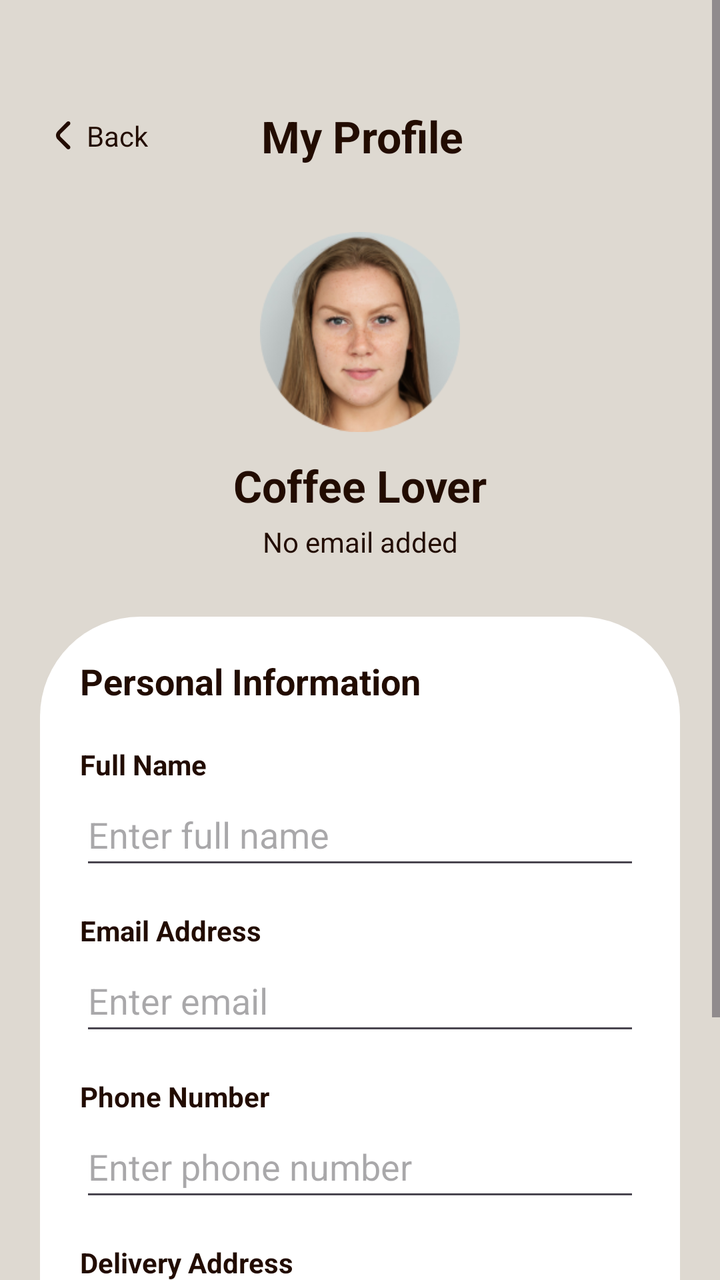
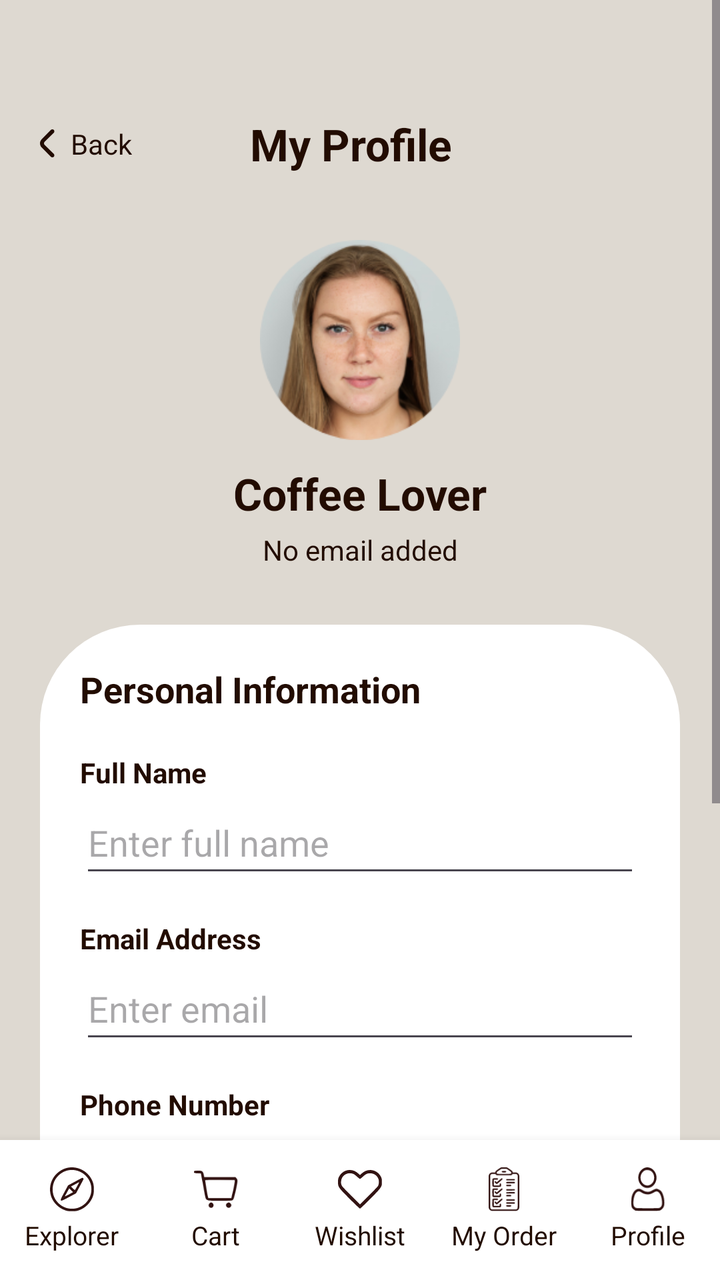

Two renders of the same Android screen: before a commit and after it. Below are the layout's source before the change and the commit's diff.
<!-- AndroidManifest.xml: application theme Theme.Project239 -->
<!-- res/layout/activity_profile.xml -->
<?xml version="1.0" encoding="utf-8"?>
<ScrollView
    xmlns:android="http://schemas.android.com/apk/res/android"
    xmlns:app="http://schemas.android.com/apk/res-auto"
    android:layout_width="match_parent"
    android:layout_height="match_parent"
    android:fillViewport="true"
    android:background="@color/lightCream">

    <LinearLayout
        android:layout_width="match_parent"
        android:layout_height="wrap_content"
        android:orientation="vertical"
        android:padding="20dp">

        
        <LinearLayout
            android:layout_width="match_parent"
            android:layout_height="wrap_content"
            android:gravity="center_vertical"
            android:orientation="horizontal"
            android:layout_marginTop="24dp">

            <LinearLayout
                android:id="@+id/backBtn"
                android:layout_width="wrap_content"
                android:layout_height="wrap_content"
                android:clickable="true"
                android:focusable="true"
                android:padding="8dp"
                android:orientation="horizontal">

                <ImageView
                    android:layout_width="wrap_content"
                    android:layout_height="wrap_content"
                    android:layout_gravity="center"
                    app:srcCompat="@drawable/back" />

                <TextView
                    android:layout_width="wrap_content"
                    android:layout_height="wrap_content"
                    android:layout_marginStart="8dp"
                    android:text="Back"
                    android:textColor="@color/darkBrown" />
            </LinearLayout>

            <TextView
                android:layout_width="0dp"
                android:layout_height="wrap_content"
                android:layout_weight="1"
                android:gravity="center"
                android:text="My Profile"
                android:textSize="22sp"
                android:textStyle="bold"
                android:textColor="@color/darkBrown"/>

            <Space
                android:layout_width="60dp"
                android:layout_height="48dp"/>
        </LinearLayout>

        
        <ImageView
            android:id="@+id/profileImage"
            android:layout_width="100dp"
            android:layout_height="100dp"
            android:layout_gravity="center_horizontal"
            android:layout_marginTop="24dp"
            android:src="@drawable/profile"
            android:scaleType="centerCrop"
            android:clickable="true"
            android:focusable="true"
            android:contentDescription="Profile picture"/>

        <TextView
            android:id="@+id/displayNameTxt"
            android:layout_width="match_parent"
            android:layout_height="wrap_content"
            android:layout_marginTop="12dp"
            android:gravity="center"
            android:text="Coffee Lover"
            android:textColor="@color/darkBrown"
            android:textSize="22sp"
            android:textStyle="bold"/>

        <TextView
            android:id="@+id/displayEmailTxt"
            android:layout_width="match_parent"
            android:layout_height="wrap_content"
            android:layout_marginTop="4dp"
            android:gravity="center"
            android:text="No email added"
            android:textColor="@color/darkBrown"
            android:textSize="14sp"/>

        
        <LinearLayout
            android:layout_width="match_parent"
            android:layout_height="wrap_content"
            android:layout_marginTop="28dp"
            android:background="@drawable/white_full_corner_bg"
            android:orientation="vertical"
            android:padding="20dp">

            <TextView
                android:layout_width="match_parent"
                android:layout_height="wrap_content"
                android:text="Personal Information"
                android:textSize="18sp"
                android:textStyle="bold"
                android:textColor="@color/darkBrown"/>

            <TextView
                android:layout_width="match_parent"
                android:layout_height="wrap_content"
                android:layout_marginTop="20dp"
                android:text="Full Name"
                android:textColor="@color/darkBrown"
                android:textStyle="bold"/>

            <EditText
                android:id="@+id/nameInput"
                android:layout_width="match_parent"
                android:layout_height="48dp"
                android:hint="Enter full name"
                android:inputType="textPersonName"
                android:singleLine="true"
                android:textColor="@color/darkBrown"/>

            <TextView
                android:layout_width="match_parent"
                android:layout_height="wrap_content"
                android:layout_marginTop="16dp"
                android:text="Email Address"
                android:textColor="@color/darkBrown"
                android:textStyle="bold"/>

            <EditText
                android:id="@+id/emailInput"
                android:layout_width="match_parent"
                android:layout_height="48dp"
                android:hint="Enter email"
                android:inputType="textEmailAddress"
                android:singleLine="true"
                android:textColor="@color/darkBrown"/>

            <TextView
                android:layout_width="match_parent"
                android:layout_height="wrap_content"
                android:layout_marginTop="16dp"
                android:text="Phone Number"
                android:textColor="@color/darkBrown"
                android:textStyle="bold"/>

            <EditText
                android:id="@+id/phoneInput"
                android:layout_width="match_parent"
                android:layout_height="48dp"
                android:hint="Enter phone number"
                android:inputType="phone"
                android:singleLine="true"
                android:textColor="@color/darkBrown"/>

            <TextView
                android:layout_width="match_parent"
                android:layout_height="wrap_content"
                android:layout_marginTop="16dp"
                android:text="Delivery Address"
                android:textColor="@color/darkBrown"
                android:textStyle="bold"/>

            <EditText
                android:id="@+id/addressInput"
                android:layout_width="match_parent"
                android:layout_height="wrap_content"
                android:minHeight="48dp"
                android:hint="Enter delivery address"
                android:inputType="textPostalAddress|textMultiLine"
                android:gravity="top|start"
                android:paddingVertical="12dp"
                android:textColor="@color/darkBrown"/>

            <Button
                android:id="@+id/saveBtn"
                android:layout_width="match_parent"
                android:layout_height="52dp"
                android:layout_marginTop="24dp"
                android:text="Save Profile"
                android:textAllCaps="false"
                android:textColor="@color/white"
                android:backgroundTint="@color/darkBrown"/>

        </LinearLayout>

    </LinearLayout>
</ScrollView>
<!-- resources referenced by this layout -->
<resources>
  <color name="darkBrown">#220c01</color>
  <color name="lightCream">#ded9d1</color>
  <color name="white">#FFFFFFFF</color>
  <!-- drawable back: png bitmap (drawable-hdpi, 279 bytes) -->
  <!-- drawable profile: png bitmap (drawable-hdpi, 14617 bytes) -->
  <!-- drawable white_full_corner_bg (drawable) -->
  <?xml version="1.0" encoding="utf-8"?>
  <shape xmlns:android="http://schemas.android.com/apk/res/android"
      android:shape="rectangle">
      <solid android:color="@color/white" />
      <corners android:radius="50dp" />
  </shape>
  <style name="Theme.Project239" parent="Base.Theme.Project239" />
  <style name="Base.Theme.Project239" parent="Theme.Material3.DayNight.NoActionBar">
          
          
      </style>
</resources>

<!-- the commit's change to res/layout/activity_profile.xml (unified diff, before → after) -->
@@ -1,11 +1,19 @@
 <?xml version="1.0" encoding="utf-8"?>
-<ScrollView
+<androidx.constraintlayout.widget.ConstraintLayout
     xmlns:android="http://schemas.android.com/apk/res/android"
     xmlns:app="http://schemas.android.com/apk/res-auto"
     android:layout_width="match_parent"
     android:layout_height="match_parent"
-    android:fillViewport="true"
     android:background="@color/lightCream">
+
+    <ScrollView
+        android:layout_width="match_parent"
+        android:layout_height="0dp"
+        android:fillViewport="true"
+        app:layout_constraintTop_toTopOf="parent"
+        app:layout_constraintBottom_toTopOf="@id/bottomMenu"
+        app:layout_constraintStart_toStartOf="parent"
+        app:layout_constraintEnd_toEndOf="parent">
 
     <LinearLayout
         android:layout_width="match_parent"
@@ -19,15 +27,12 @@
             android:layout_height="wrap_content"
             android:gravity="center_vertical"
             android:orientation="horizontal"
-            android:layout_marginTop="24dp">
+            android:layout_marginTop="28dp">
 
             <LinearLayout
                 android:id="@+id/backBtn"
                 android:layout_width="wrap_content"
                 android:layout_height="wrap_content"
-                android:clickable="true"
-                android:focusable="true"
-                android:padding="8dp"
                 android:orientation="horizontal">
 
                 <ImageView
@@ -55,7 +60,7 @@
                 android:textColor="@color/darkBrown"/>
 
             <Space
-                android:layout_width="60dp"
+                android:layout_width="55dp"
                 android:layout_height="48dp"/>
         </LinearLayout>
 
@@ -193,4 +198,160 @@
         </LinearLayout>
 
     </LinearLayout>
-</ScrollView>
+    </ScrollView>
+
+    <include
+        android:id="@+id/bottomMenu"
+        layout="@layout/layout_bottom_menu"
+        android:layout_width="match_parent"
+        android:layout_height="70dp"
+        app:layout_constraintBottom_toBottomOf="parent"
+        app:layout_constraintEnd_toEndOf="parent"
+        app:layout_constraintStart_toStartOf="parent" />
+
+</androidx.constraintlayout.widget.ConstraintLayout>
+<!-- res/layout/layout_bottom_menu.xml (included above) -->
+<?xml version="1.0" encoding="utf-8"?>
+<LinearLayout xmlns:android="http://schemas.android.com/apk/res/android"
+    xmlns:app="http://schemas.android.com/apk/res-auto"
+    android:id="@+id/bottomMenuContainer"
+    android:layout_width="match_parent"
+    android:layout_height="70dp"
+    android:layout_gravity="bottom"
+    android:background="@color/white"
+    android:elevation="8dp"
+    android:gravity="center_vertical"
+    android:orientation="horizontal"
+    android:paddingTop="6dp"
+    android:paddingBottom="6dp">
+
+    
+    <LinearLayout
+        android:id="@+id/explorerBtn"
+        android:layout_width="0dp"
+        android:layout_height="match_parent"
+        android:layout_weight="1"
+        android:clickable="true"
+        android:focusable="true"
+        android:gravity="center"
+        android:orientation="vertical">
+
+        <ImageView
+            android:layout_width="22dp"
+            android:layout_height="22dp"
+            app:srcCompat="@drawable/btn_1" />
+
+        <TextView
+            android:id="@+id/explorerTxt"
+            android:layout_width="wrap_content"
+            android:layout_height="wrap_content"
+            android:layout_marginTop="3dp"
+            android:text="@string/explorer"
+            android:textColor="@color/darkBrown"
+            android:textSize="13sp" />
+    </LinearLayout>
+
+    
+    <LinearLayout
+        android:id="@+id/cartBtn"
+        android:layout_width="0dp"
+        android:layout_height="match_parent"
+        android:layout_weight="1"
+        android:clickable="true"
+        android:focusable="true"
+        android:gravity="center"
+        android:orientation="vertical">
+
+        <ImageView
+            android:layout_width="22dp"
+            android:layout_height="22dp"
+            app:srcCompat="@drawable/btn_2" />
+
+        <TextView
+            android:id="@+id/cartTxt"
+            android:layout_width="wrap_content"
+            android:layout_height="wrap_content"
+            android:layout_marginTop="3dp"
+            android:text="@string/cart"
+            android:textColor="@color/darkBrown"
+            android:textSize="13sp" />
+    </LinearLayout>
+
+    
+    <LinearLayout
+        android:id="@+id/wishlistBtn"
+        android:layout_width="0dp"
+        android:layout_height="match_parent"
+        android:layout_weight="1"
+        android:clickable="true"
+        android:focusable="true"
+        android:gravity="center"
+        android:orientation="vertical">
+
+        <ImageView
+            android:layout_width="22dp"
+            android:layout_height="22dp"
+            app:srcCompat="@drawable/btn_3" />
+
+        <TextView
+            android:id="@+id/wishlistTxt"
+            android:layout_width="wrap_content"
+            android:layout_height="wrap_content"
+            android:layout_marginTop="3dp"
+            android:text="@string/wishlist"
+            android:textColor="@color/darkBrown"
+            android:textSize="13sp" />
+    </LinearLayout>
+
+    
+    <LinearLayout
+        android:id="@+id/myOrderBtn"
+        android:layout_width="0dp"
+        android:layout_height="match_parent"
+        android:layout_weight="1"
+        android:clickable="true"
+        android:focusable="true"
+        android:gravity="center"
+        android:orientation="vertical">
+
+        <ImageView
+            android:layout_width="22dp"
+            android:layout_height="22dp"
+            app:srcCompat="@drawable/btn_4" />
+
+        <TextView
+            android:id="@+id/myOrderTxt"
+            android:layout_width="wrap_content"
+            android:layout_height="wrap_content"
+            android:layout_marginTop="3dp"
+            android:text="@string/my_order"
+            android:textColor="@color/darkBrown"
+            android:textSize="13sp" />
+    </LinearLayout>
+
+    
+    <LinearLayout
+        android:id="@+id/profileBtn"
+        android:layout_width="0dp"
+        android:layout_height="match_parent"
+        android:layout_weight="1"
+        android:clickable="true"
+        android:focusable="true"
+        android:gravity="center"
+        android:orientation="vertical">
+
+        <ImageView
+            android:layout_width="22dp"
+            android:layout_height="22dp"
+            app:srcCompat="@drawable/btn_5" />
+
+        <TextView
+            android:id="@+id/profileTxt"
+            android:layout_width="wrap_content"
+            android:layout_height="wrap_content"
+            android:layout_marginTop="3dp"
+            android:text="@string/profile"
+            android:textColor="@color/darkBrown"
+            android:textSize="13sp" />
+    </LinearLayout>
+</LinearLayout>
<!-- resource entries referenced after the edit -->
@@ -4,6 +4,11 @@
   <color name="lightCream">#ded9d1</color>
   <color name="white">#FFFFFFFF</color>
   <!-- drawable back: png bitmap (drawable-hdpi, 279 bytes) -->
+  <!-- drawable btn_1: png bitmap (drawable-hdpi, 1124 bytes) -->
+  <!-- drawable btn_2: png bitmap (drawable-hdpi, 802 bytes) -->
+  <!-- drawable btn_3: png bitmap (drawable-hdpi, 726 bytes) -->
+  <!-- drawable btn_4: png bitmap (drawable-hdpi, 1046 bytes) -->
+  <!-- drawable btn_5: png bitmap (drawable-hdpi, 883 bytes) -->
   <!-- drawable profile: png bitmap (drawable-hdpi, 14617 bytes) -->
   <!-- drawable white_full_corner_bg (drawable) -->
   <?xml version="1.0" encoding="utf-8"?>
@@ -12,6 +17,11 @@
       <solid android:color="@color/white" />
       <corners android:radius="50dp" />
   </shape>
+  <string name="cart">Cart</string>
+  <string name="explorer">Explorer</string>
+  <string name="my_order">My Order</string>
+  <string name="profile">Profile</string>
+  <string name="wishlist">Wishlist</string>
   <style name="Theme.Project239" parent="Base.Theme.Project239" />
   <style name="Base.Theme.Project239" parent="Theme.Material3.DayNight.NoActionBar">
           
